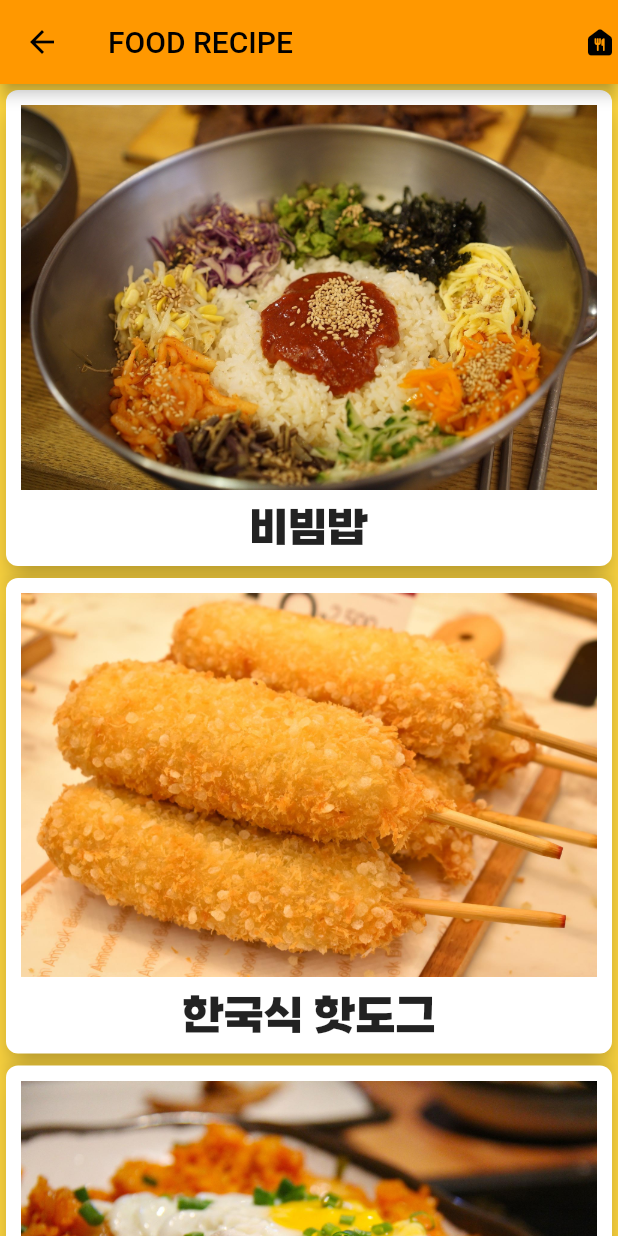
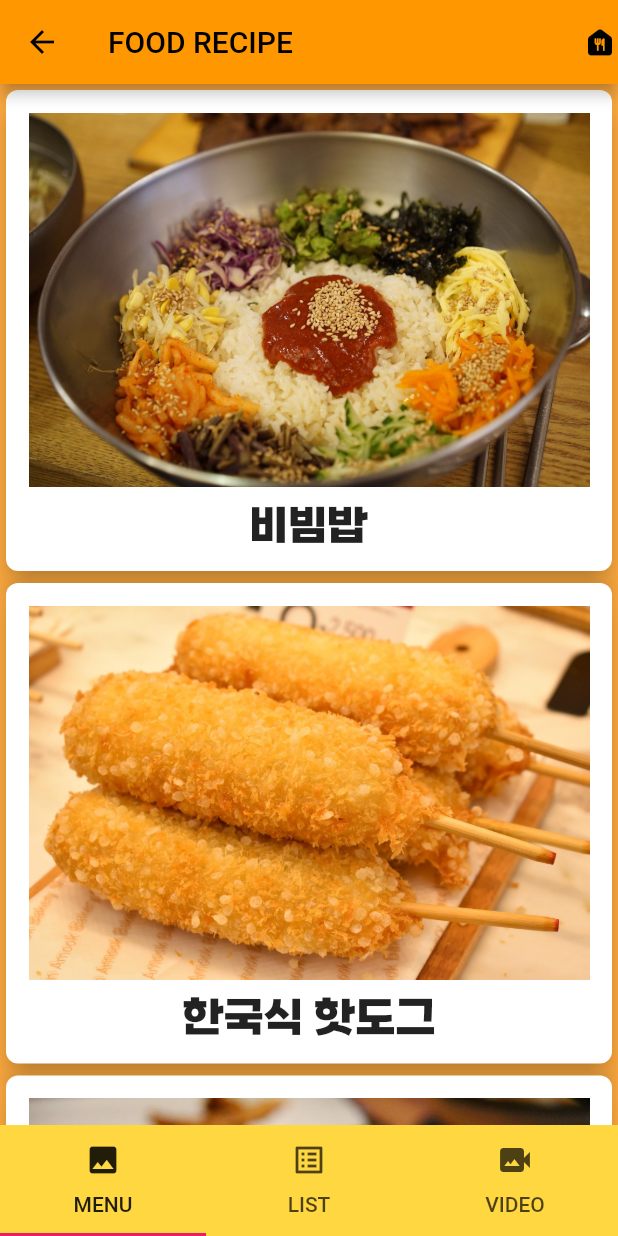
Before and after one commit to JongReulk/food_app, a Flutter app: the FoodMain screen opened directly, on a phone screen of 412 x 824 dp. Run offline on Flutter 3.47's test engine with Material 2 defaults, Android fonts, the phone set to English and light mode, and no system bars; our stand-ins replace youtube_player_flutter.

Commit message:
메인 화면에 탭바 적용 및 3개의 탭 추가, 각 탭마다 파일 및 내용 추가 (첫 번째 탭은 이미지 및 제목, 두 번째 탭은 제목 및 설명, 세 번째 탭은 각 유튜브 영상)

```diff
--- /dev/null
+++ b/lib/food_firsttab.dart
@@ -0,0 +1,50 @@
+import 'package:flutter/material.dart';
+import 'package:food_app/data/recipe.dart';
+import 'package:food_app/style/font.dart';
+import 'food_detail.dart';
+
+class FoodFirstTab extends StatefulWidget {
+  const FoodFirstTab({Key? key}) : super(key: key);
+
+  @override
+  State<FoodFirstTab> createState() => _FoodFirstTabState();
+}
+
+class _FoodFirstTabState extends State<FoodFirstTab> {
+  @override
+  Widget build(BuildContext context) {
+    return Scaffold(
+      backgroundColor: Colors.orangeAccent,
+      body: ListView.builder(itemBuilder: (context, index) {
+        return GestureDetector(
+          onTap: () {
+            Navigator.of(context).push(MaterialPageRoute(builder: (context){
+              return FoodDetail(recipes: recipes[index]);
+            }));
+          },
+          child: RecipeCard(recipes[index]),
+        );
+      },itemCount: recipes.length,)
+    );
+  }
+
+  Widget RecipeCard(Recipe recipe) {
+    return Card(
+      elevation: 8.0,
+      shape: RoundedRectangleBorder(borderRadius: BorderRadius.circular(8.0)),
+      child: Padding(
+        padding: const EdgeInsets.all(15.0),
+        child: Column(
+          children: [
+            Image.asset(recipe.imageUrl),
+            SizedBox(
+              height: 10,
+            ),
+            Text(recipe.label, style: TextStyle(
+                fontSize: 30, fontFamily: MyfontFamily.GangWonTT),),
+          ],
+        ),
+      ),
+    );
+  }
+}
--- a/lib/food_main.dart
+++ b/lib/food_main.dart
@@ -1,5 +1,8 @@
 import 'package:flutter/material.dart';
 import 'package:food_app/food_detail.dart';
+import 'package:food_app/food_firsttab.dart';
+import 'package:food_app/food_secondtab.dart';
+import 'package:food_app/food_thirdtab.dart';
 import 'package:food_app/style/font.dart';
 
 import 'data/recipe.dart';
@@ -17,7 +20,7 @@ class _FoodMainState extends State<FoodMain> with SingleTickerProviderStateMixin
   @override
   void initState() {
     super.initState();
-    _tabcontroller = TabController(length: 2, vsync: this);
+    _tabcontroller = TabController(length: 3, vsync: this);
   }
 
   @override
@@ -29,41 +32,23 @@ class _FoodMainState extends State<FoodMain> with SingleTickerProviderStateMixin
   @override
   Widget build(BuildContext context) {
     return Scaffold(
-      backgroundColor: Colors.amberAccent,
-      appBar: AppBar(
-        title: Text('FOOD RECIPE'),
-        actions: [Icon(Icons.food_bank_rounded),],
-      ),
-      body: ListView.builder(itemBuilder: (context, index) {
-
-        return GestureDetector(
-          onTap: () {
-            Navigator.of(context).push(MaterialPageRoute(builder: (context){
-              return FoodDetail(recipes: recipes[index]);
-            }));
-          },
-          child: RecipeCard(recipes[index]),
-        );
-      },itemCount: recipes.length,)
-    );
+        backgroundColor: Colors.amberAccent,
+        appBar: AppBar(
+          title: Text('FOOD RECIPE'),
+          actions: [Icon(Icons.food_bank_rounded),],
+        ),
+        body: TabBarView(
+          children: <Widget>[FoodFirstTab(), FoodSecondTab(), FoodThirdTab()],
+          controller: _tabcontroller,),
+        bottomNavigationBar: TabBar(
+          indicatorColor: Colors.pink,
+          indicatorSize: TabBarIndicatorSize.tab,
+          tabs: <Tab>[
+            Tab(icon: Icon(Icons.image), text: ('MENU'),),
+            Tab(icon: Icon(Icons.list_alt), text: ('LIST'),),
+            Tab(icon: Icon(Icons.video_camera_back), text: ('VIDEO'),)
+          ],
+          controller: _tabcontroller,));
   }
 
-  Widget RecipeCard(Recipe recipe) {
-    return Card(
-      elevation: 8.0,
-      shape: RoundedRectangleBorder(borderRadius: BorderRadius.circular(8.0)),
-      child: Padding(
-        padding: const EdgeInsets.all(10.0),
-        child: Column(
-          children: [
-            Image.asset(recipe.imageUrl),
-            SizedBox(
-              height: 10,
-            ),
-            Text(recipe.label, style: TextStyle(fontSize: 30, fontFamily: MyfontFamily.GangWonTT),),
-          ],
-        ),
-      ),
-    );
-  }
 }
```
Also changed, not shown: lib/food_secondtab.dart (added, +42 -0 lines), lib/food_thirdtab.dart (added, +57 -0 lines).
